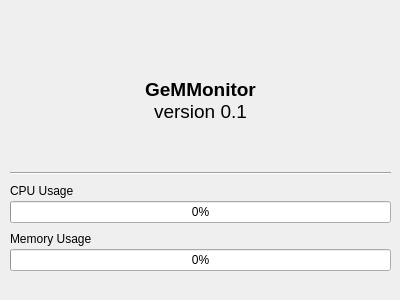
The window that GeMMonitor.ui (Goldppx/GeMMonitor) describes before a commit, drawn with Qt 5.
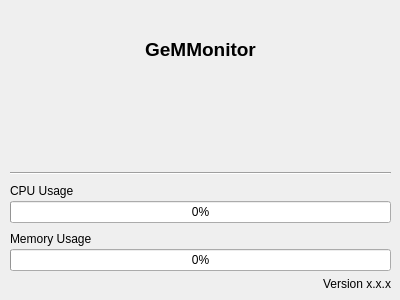
The same window after the commit.

Diff of the .ui file:
```diff
--- a/GeMMonitor.ui
+++ b/GeMMonitor.ui
@@ -49,20 +49,19 @@
                 </property>
                 <item>
                     <widget class="QLabel" name="Title">
+      <property name="minimumSize">
+       <size>
+        <width>0</width>
+        <height>60</height>
+       </size>
+      </property>
                         <property name="font">
                             <font>
                                 <pointsize>14</pointsize>
                             </font>
                         </property>
                         <property name="text">
-                            <string>&lt;!DOCTYPE HTML PUBLIC &quot;-//W3C//DTD HTML 4.0//EN&quot; &quot;http://www.w3.org/TR/REC-html40/strict.dtd&quot;&gt;
-                                &lt;html&gt;&lt;head&gt;&lt;meta name=&quot;qrichtext&quot; content=&quot;1&quot; /&gt;&lt;meta charset=&quot;utf-8&quot; /&gt;&lt;style type=&quot;text/css&quot;&gt;
-                                p, li { white-space: pre-wrap; }
-                                hr { height: 1px; border-width: 0; }
-                                li.unchecked::marker { content: &quot;\2610&quot;; }
-                                li.checked::marker { content: &quot;\2612&quot;; }
-                                &lt;/style&gt;&lt;/head&gt;&lt;body style=&quot; font-family:'Rubik'; font-size:14pt; font-weight:400; font-style:normal;&quot;&gt;
-                                &lt;p align=&quot;center&quot; style=&quot; margin-top:12px; margin-bottom:12px; margin-left:0px; margin-right:0px; -qt-block-indent:0; text-indent:0px;&quot;&gt;&lt;span style=&quot; font-weight:700;&quot;&gt;GeMMonitor&lt;/span&gt;&lt;br /&gt;version 0.1&lt;/p&gt;&lt;/body&gt;&lt;/html&gt;</string>
+       <string>&lt;html&gt;&lt;head/&gt;&lt;body&gt;&lt;p align=&quot;center&quot;&gt;&lt;span style=&quot; font-weight:700;&quot;&gt;GeMMonitor&lt;/span&gt;&lt;/p&gt;&lt;/body&gt;&lt;/html&gt;</string>
                         </property>
                     </widget>
                 </item>
@@ -228,20 +227,14 @@
                     </layout>
                 </item>
                 <item>
-                    <spacer name="lowerspacer">
-                        <property name="orientation">
-                            <enum>Qt::Orientation::Vertical</enum>
-                        </property>
-                        <property name="sizeType">
-                            <enum>QSizePolicy::Policy::Fixed</enum>
-                        </property>
-                        <property name="sizeHint" stdset="0">
-                            <size>
-                                <width>20</width>
-                                <height>20</height>
-                            </size>
-                        </property>
-                    </spacer>
+     <widget class="QLabel" name="version">
+      <property name="text">
+       <string>Version x.x.x</string>
+      </property>
+      <property name="alignment">
+       <set>Qt::AlignmentFlag::AlignRight|Qt::AlignmentFlag::AlignTrailing|Qt::AlignmentFlag::AlignVCenter</set>
+      </property>
+     </widget>
                 </item>
             </layout>
         </widget>
```
Lines whose indentation alone changed are shown as unchanged.
